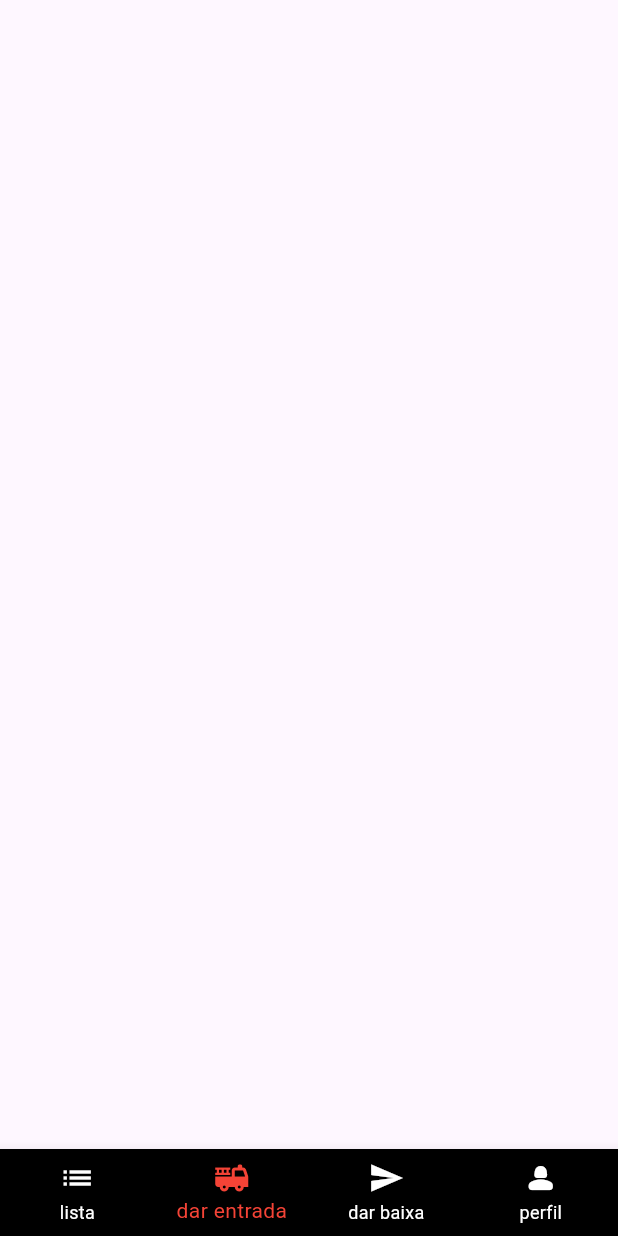
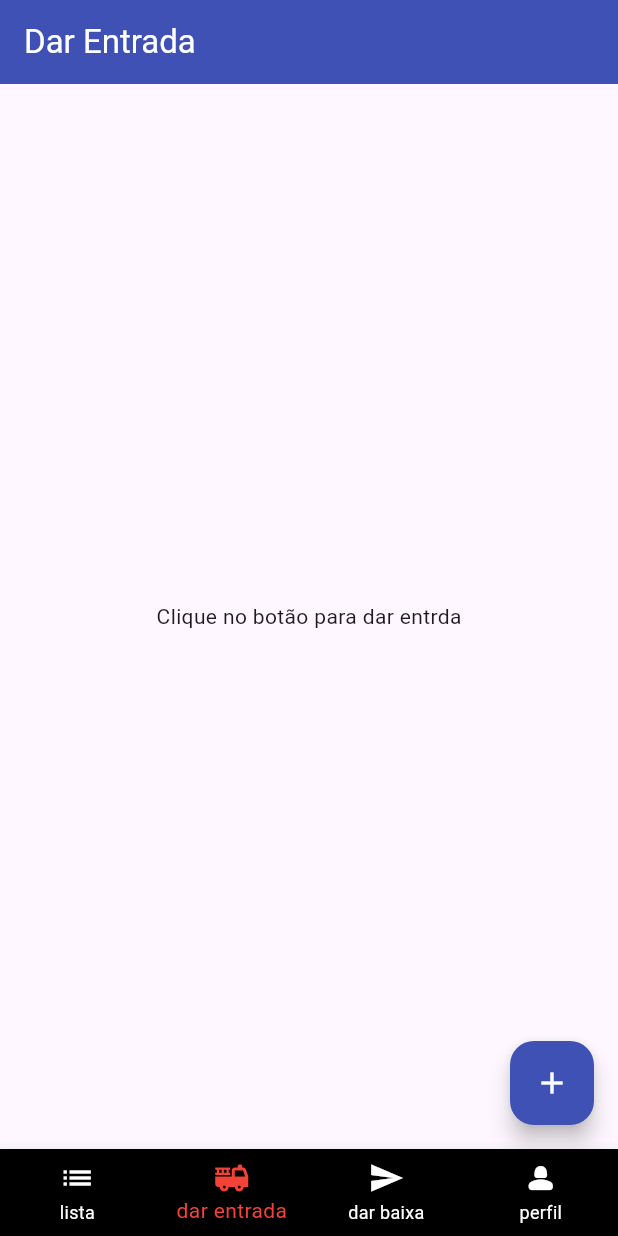
Before and after one commit to eduardobandeiramg/mrp, a Flutter app: the TelaPrincipalTecnico screen opened directly, item 2 of the bottom bar chosen, on a phone screen of 412 x 824 dp. Run offline on Flutter 3.47's test engine with Material 3 defaults, Android fonts, the light colour scheme and no system bars.

Commit message:
adicionando modais para controle de produtos

```diff
--- a/code/mobile/mrp/lib/View/telas/tecnico/entrada.dart
+++ b/code/mobile/mrp/lib/View/telas/tecnico/entrada.dart
@@ -0,0 +1,61 @@
+import 'package:flutter/material.dart';
+import 'package:mrp/View/artefatos/modais/modal_produto.dart';
+
+class Entrada extends StatefulWidget {
+  const Entrada({super.key});
+
+  @override
+  State<Entrada> createState() => EntradaState();
+}
+
+class EntradaState extends State<Entrada> {
+  bool mostraModal = false;
+  bool carregando = false;
+
+  Widget telaAMostrar() {
+    if (mostraModal) {
+      return ModalProduto();
+    } else if (carregando) {
+      return Center(
+        child: CircularProgressIndicator(
+          semanticsLabel: "Carregando. Aguarde",
+          color: Colors.orange,
+        ),
+      );
+    } else {
+      return Center(
+        child: Text("Clique no botão para dar entrda"),
+      );
+    }
+  }
+
+  @override
+  Widget build(BuildContext context) {
+    return Scaffold(
+      appBar: AppBar(
+        title: Text(
+          "Dar Entrada",
+          style: TextStyle(color: Colors.white),
+        ),
+        backgroundColor: Colors.indigo,
+      ),
+      body: telaAMostrar(),
+      /*mostraModal
+          ? ModalProduto()
+          : Center(
+              child: Text("Clique no botão para dar entrada"),
+            ),*/
+      floatingActionButton: FloatingActionButton(
+          child: Icon(
+            Icons.add,
+            color: Colors.white,
+          ),
+          backgroundColor: Colors.indigo,
+          onPressed: () {
+            setState(() {
+              mostraModal ? mostraModal = false : mostraModal = true;
+            });
+          }),
+    );
+  }
+}
--- a/code/mobile/mrp/lib/View/telas/tecnico/tela_principal_tecnico.dart
+++ b/code/mobile/mrp/lib/View/telas/tecnico/tela_principal_tecnico.dart
@@ -1,4 +1,6 @@
 import 'package:flutter/material.dart';
+import 'package:mrp/View/telas/tecnico/baixa.dart';
+import 'package:mrp/View/telas/tecnico/entrada.dart';
 import 'package:mrp/View/telas/tecnico/lista.dart';
 
 class TelaPrincipalTecnico extends StatefulWidget {
@@ -20,6 +22,10 @@ class _TelaPrincipalTecnicoState extends State<TelaPrincipalTecnico> {
   telaAMoatrar(int indice) {
     if (indice == 0) {
       return ListagemEstoque();
+    } else if (indice == 1) {
+      return Entrada();
+    } else if (indice == 2) {
+      return Baixa();
     }
   }
 
```
Also changed, not shown: code/mobile/mrp/lib/View/artefatos/modais/modal_produto.dart (added, +103 -0 lines), code/mobile/mrp/lib/View/telas/tecnico/baixa.dart (+42 -0 lines).
